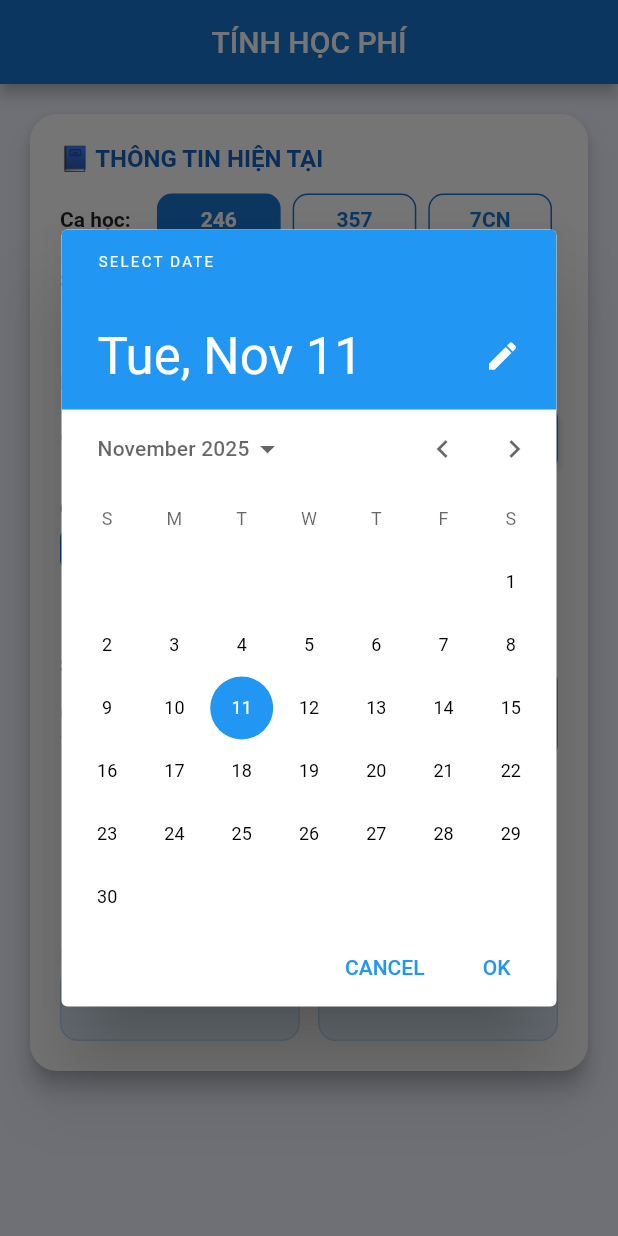
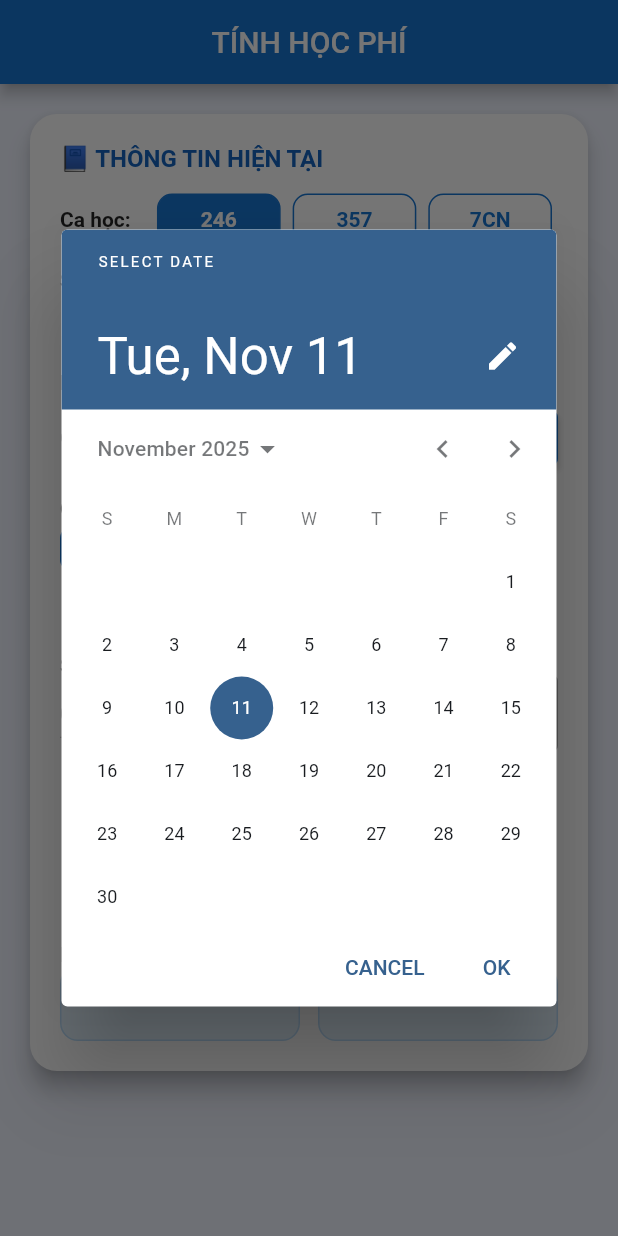
Before and after one commit to khoait2107/tinh_ngay_hoc_phi, a Flutter app: the screen it shows after launch, after a tap on "Chọn ngày", on a phone screen of 412 x 824 dp. Run offline on Flutter 3.47's test engine with Material 3 defaults, Android fonts, the light colour scheme and no system bars.

Commit message:
Cập nhật code fix Flutter 3.24 + icon + main.dart

```diff
--- a/lib/capnhat_hocphi.dart
+++ b/lib/capnhat_hocphi.dart
@@ -45,18 +45,17 @@ class _CapNhatHocPhiPageState extends State<CapNhatHocPhiPage> {
 
     setState(() {
       _thuList = days;
-      _selectedDays = List.from(days); // chọn mặc định
-      _soBuoiMoi = soBuoiMacDinh;      // ✅ đặt số buổi tương ứng
+      _selectedDays = List.from(days);
+      _soBuoiMoi = soBuoiMacDinh;
     });
   }
-
 
   void _chonNgayHetHP(BuildContext context) async {
     final DateTime? picked = await showDatePicker(
       context: context,
       initialDate: _ngayHetHP ?? DateTime.now(),
       firstDate: DateTime(2020),
-      lastDate: DateTime(2030),
+      lastDate: DateTime(2035),
     );
     if (picked != null) {
       setState(() => _ngayHetHP = picked);
@@ -84,7 +83,6 @@ class _CapNhatHocPhiPageState extends State<CapNhatHocPhiPage> {
       return;
     }
 
-    // ✅ Công thức chuẩn theo bạn:
     int tongSoBuoi = (_soTuan * _soBuoiMoi) + _soBuoiNhap;
 
     if (tongSoBuoi <= 0) {
@@ -127,10 +125,6 @@ class _CapNhatHocPhiPageState extends State<CapNhatHocPhiPage> {
     });
   }
 
-
-
-
-
   void _showAlert(String msg) {
     showDialog(
       context: context,
@@ -161,7 +155,7 @@ class _CapNhatHocPhiPageState extends State<CapNhatHocPhiPage> {
           padding: const EdgeInsets.symmetric(vertical: 8),
           margin: const EdgeInsets.all(4),
           decoration: BoxDecoration(
-            color: active ? Colors.blue[700] : Colors.white,
+            color: active ? Colors.blue.shade700 : Colors.white,
             border: Border.all(color: Colors.blue.shade700),
             borderRadius: BorderRadius.circular(10),
           ),
@@ -169,7 +163,7 @@ class _CapNhatHocPhiPageState extends State<CapNhatHocPhiPage> {
             child: Text(
               label,
               style: TextStyle(
-                color: active ? Colors.white : Colors.blue[700],
+                color: active ? Colors.white : Colors.blue.shade700,
                 fontWeight: FontWeight.bold,
               ),
             ),
@@ -194,11 +188,9 @@ class _CapNhatHocPhiPageState extends State<CapNhatHocPhiPage> {
               }
             });
           },
-
-
           child: Container(
             decoration: BoxDecoration(
-              color: active ? Colors.blue[700] : Colors.white,
+              color: active ? Colors.blue.shade700 : Colors.white,
               border: Border.all(color: Colors.blue.shade700),
               borderRadius: BorderRadius.circular(8),
             ),
@@ -207,7 +199,7 @@ class _CapNhatHocPhiPageState extends State<CapNhatHocPhiPage> {
             child: Text(
               day,
               style: TextStyle(
-                color: active ? Colors.white : Colors.blue[700],
+                color: active ? Colors.white : Colors.blue.shade700,
                 fontWeight: FontWeight.bold,
               ),
             ),
@@ -223,7 +215,7 @@ class _CapNhatHocPhiPageState extends State<CapNhatHocPhiPage> {
       backgroundColor: const Color(0xfff0f4ff),
       appBar: AppBar(
         title: const Text("TÍNH HỌC PHÍ"),
-        backgroundColor: Colors.blue[700],
+        backgroundColor: Colors.blue.shade700,
         centerTitle: true,
       ),
       body: SingleChildScrollView(
@@ -236,18 +228,17 @@ class _CapNhatHocPhiPageState extends State<CapNhatHocPhiPage> {
             child: Column(
               crossAxisAlignment: CrossAxisAlignment.start,
               children: [
-                // --- THÔNG TIN HIỆN TẠI ---
                 Text("📘 THÔNG TIN HIỆN TẠI",
                     style: TextStyle(
                         fontWeight: FontWeight.bold,
-                        color: Colors.blue[800],
+                        color: Colors.blue.shade800,
                         fontSize: 16)),
                 const SizedBox(height: 10),
                 Row(
                   children: [
                     const Text("Ca học: ",
-                        style:
-                        TextStyle(fontWeight: FontWeight.w600, fontSize: 14)),
+                        style: TextStyle(
+                            fontWeight: FontWeight.w600, fontSize: 14)),
                     const SizedBox(width: 10),
                     Expanded(
                       child: Row(
@@ -261,95 +252,45 @@ class _CapNhatHocPhiPageState extends State<CapNhatHocPhiPage> {
                   ],
                 ),
                 const SizedBox(height: 12),
-                Text(
-                  "Số buổi học trong tuần:",
-                  style: TextStyle(fontWeight: FontWeight.w600, fontSize: 14),
-                ),
+                Text("Số buổi học trong tuần:",
+                    style: const TextStyle(
+                        fontWeight: FontWeight.w600, fontSize: 14)),
                 const SizedBox(height: 6),
                 Row(
-                  children: [
-                    Expanded(
+                  children: [1, 2, 3].map((soBuoi) {
+                    return Expanded(
                       child: GestureDetector(
-                        onTap: () => setState(() => _soBuoiMoi = 1),
+                        onTap: () => setState(() => _soBuoiMoi = soBuoi),
                         child: Container(
                           padding: const EdgeInsets.symmetric(vertical: 8),
                           margin: const EdgeInsets.symmetric(horizontal: 4),
                           decoration: BoxDecoration(
-                            color: _soBuoiMoi == 1 ? Colors.blue[700] : Colors.white,
+                            color: _soBuoiMoi == soBuoi
+                                ? Colors.blue.shade700
+                                : Colors.white,
                             border: Border.all(color: Colors.blue.shade700),
                             borderRadius: BorderRadius.circular(10),
                           ),
                           child: Center(
                             child: Text(
-                              "1 buổi",
+                              "$soBuoi buổi",
                               style: TextStyle(
-                                color: _soBuoiMoi == 1
+                                color: _soBuoiMoi == soBuoi
                                     ? Colors.white
-                                    : Colors.blue[700],
+                                    : Colors.blue.shade700,
                                 fontWeight: FontWeight.bold,
                               ),
                             ),
                           ),
                         ),
                       ),
-                    ),
-                    Expanded(
-                      child: GestureDetector(
-                        onTap: () => setState(() => _soBuoiMoi = 2),
-                        child: Container(
-                          padding: const EdgeInsets.symmetric(vertical: 8),
-                          margin: const EdgeInsets.symmetric(horizontal: 4),
-                          decoration: BoxDecoration(
-                            color: _soBuoiMoi == 2 ? Colors.blue[700] : Colors.white,
-                            border: Border.all(color: Colors.blue.shade700),
-                            borderRadius: BorderRadius.circular(10),
-                          ),
-                          child: Center(
-                            child: Text(
-                              "2 buổi",
-                              style: TextStyle(
-                                color: _soBuoiMoi == 2
-                                    ? Colors.white
-                                    : Colors.blue[700],
-                                fontWeight: FontWeight.bold,
-                              ),
-                            ),
-                          ),
-                        ),
-                      ),
-                    ),
-                    Expanded(
-                      child: GestureDetector(
-                        onTap: () => setState(() => _soBuoiMoi = 3),
-                        child: Container(
-                          padding: const EdgeInsets.symmetric(vertical: 8),
-                          margin: const EdgeInsets.symmetric(horizontal: 4),
-                          decoration: BoxDecoration(
-                            color: _soBuoiMoi == 3 ? Colors.blue[700] : Colors.white,
-                            border: Border.all(color: Colors.blue.shade700),
-                            borderRadius: BorderRadius.circular(10),
-                          ),
-                          child: Center(
-                            child: Text(
-                              "3 buổi",
-                              style: TextStyle(
-                                color: _soBuoiMoi == 3
-                                    ? Colors.white
-                                    : Colors.blue[700],
-                                fontWeight: FontWeight.bold,
-                              ),
-                            ),
-                          ),
-                        ),
-                      ),
-                    ),
-                  ],
+                    );
+                  }).toList(),
                 ),
-
                 const SizedBox(height: 12),
-                Text("Ngày hết học phí:",
-                    style: const TextStyle(
-                        fontWeight: FontWeight.w600, fontSize: 14)),
+                const Text("Ngày hết học phí:",
+                    style:
+                    TextStyle(fontWeight: FontWeight.w600, fontSize: 14)),
                 const SizedBox(height: 5),
                 Row(
                   children: [
@@ -363,22 +304,23 @@ class _CapNhatHocPhiPageState extends State<CapNhatHocPhiPage> {
                     ),
                     ElevatedButton(
                       onPressed: () => _chonNgayHetHP(context),
+                      style: ElevatedButton.styleFrom(
+                        backgroundColor: Colors.blue.shade700,
+                      ),
                       child: const Text("Chọn ngày"),
                     ),
                   ],
                 ),
                 const SizedBox(height: 15),
-                Text("Chọn buổi học trong tuần:",
-                    style: const TextStyle(
-                        fontWeight: FontWeight.w600, fontSize: 14)),
+                const Text("Chọn buổi học trong tuần:",
+                    style:
+                    TextStyle(fontWeight: FontWeight.w600, fontSize: 14)),
                 _buildCheckboxDays(),
-
                 const SizedBox(height: 20),
-                // --- THÔNG TIN HỌC PHÍ MỚI ---
                 Text("📘 THÔNG TIN HỌC PHÍ MỚI",
                     style: TextStyle(
                         fontWeight: FontWeight.bold,
-                        color: Colors.blue[800],
+                        color: Colors.blue.shade800,
                         fontSize: 16)),
                 const SizedBox(height: 10),
                 Row(
@@ -403,7 +345,7 @@ class _CapNhatHocPhiPageState extends State<CapNhatHocPhiPage> {
                             onChanged: (v) {
                               setState(() {
                                 _soTuan = v!;
-                                if (v > 0) _soBuoiMoi = 0;
+                                if (v > 0) _soBuoiNhap = 0;
                               });
                             },
                           ),
@@ -429,8 +371,8 @@ class _CapNhatHocPhiPageState extends State<CapNhatHocPhiPage> {
                             keyboardType: TextInputType.number,
                             onChanged: (v) {
                               setState(() {
-                                _soBuoiNhap = int.tryParse(v) ?? 0; // ✅ DÙNG _soBuoiNhap
-                                if (_soBuoiNhap > 0) _soTuan = 0;   // ✅ Reset số tuần khi nhập buổi lẻ
+                                _soBuoiNhap = int.tryParse(v) ?? 0;
+                                if (_soBuoiNhap > 0) _soTuan = 0;
                               });
                             },
                             decoration: const InputDecoration(
@@ -440,7 +382,6 @@ class _CapNhatHocPhiPageState extends State<CapNhatHocPhiPage> {
                             ),
                           ),
                         ],
-
                       ),
                     ),
                   ],
@@ -448,25 +389,23 @@ class _CapNhatHocPhiPageState extends State<CapNhatHocPhiPage> {
                 const SizedBox(height: 25),
                 Center(
                   child: ElevatedButton(
-                    style: ButtonStyle(
-                      backgroundColor: MaterialStateProperty.all(Colors.blue[700]),
-                      padding: MaterialStateProperty.all(
-                        const EdgeInsets.symmetric(horizontal: 24, vertical: 12),
-                      ),
+                    onPressed: _tinhNgayHocPhi,
+                    style: ElevatedButton.styleFrom(
+                      backgroundColor: Colors.blue.shade700,
+                      padding: const EdgeInsets.symmetric(
+                          horizontal: 24, vertical: 12),
                     ),
-                    onPressed: _tinhNgayHocPhi,
-                    child: const Text("TÍNH NGÀY"),
+                    child: const Text(
+                      "TÍNH NGÀY",
+                      style: TextStyle(fontWeight: FontWeight.bold),
+                    ),
                   ),
-
                 ),
-
-
                 const SizedBox(height: 25),
-                // --- KẾT QUẢ ---
                 Text("📘 KẾT QUẢ",
                     style: TextStyle(
                         fontWeight: FontWeight.bold,
-                        color: Colors.blue[800],
+                        color: Colors.blue.shade800,
                         fontSize: 16)),
                 const SizedBox(height: 10),
                 Row(
@@ -482,8 +421,7 @@ class _CapNhatHocPhiPageState extends State<CapNhatHocPhiPage> {
                             decoration: BoxDecoration(
                               color: const Color(0xffe3f2fd),
                               borderRadius: BorderRadius.circular(12),
-                              border:
-                              Border.all(color: const Color(0xffbbdefb)),
+                              border: Border.all(color: const Color(0xffbbdefb)),
                             ),
                             child: Text(
                               _ngayBDMoi,
@@ -508,8 +446,7 @@ class _CapNhatHocPhiPageState extends State<CapNhatHocPhiPage> {
                             decoration: BoxDecoration(
                               color: const Color(0xffe3f2fd),
                               borderRadius: BorderRadius.circular(12),
-                              border:
-                              Border.all(color: const Color(0xffbbdefb)),
+                              border: Border.all(color: const Color(0xffbbdefb)),
                             ),
                             child: Text(
                               _ngayKTMoi,
--- a/lib/main.dart
+++ b/lib/main.dart
@@ -14,10 +14,10 @@ class MyApp extends StatelessWidget {
       debugShowCheckedModeBanner: false,
       title: 'Cập nhật học phí',
       theme: ThemeData(
-        primarySwatch: Colors.blue,
-        useMaterial3: false, // ✅ rất quan trọng cho Flutter 3.0.5
+        colorScheme: ColorScheme.fromSeed(seedColor: Colors.blue),
+        useMaterial3: false, // ⚠️ Giữ false nếu bạn muốn giao diện Material2 truyền thống
       ),
-      home: const CapNhatHocPhiPage(), // trang chính
+      home: const CapNhatHocPhiPage(),
     );
   }
 }
```
Also changed, not shown: pubspec.yaml (+10 -5 lines), assets/cal.png (added), pubspec.lock, 26 other files.
